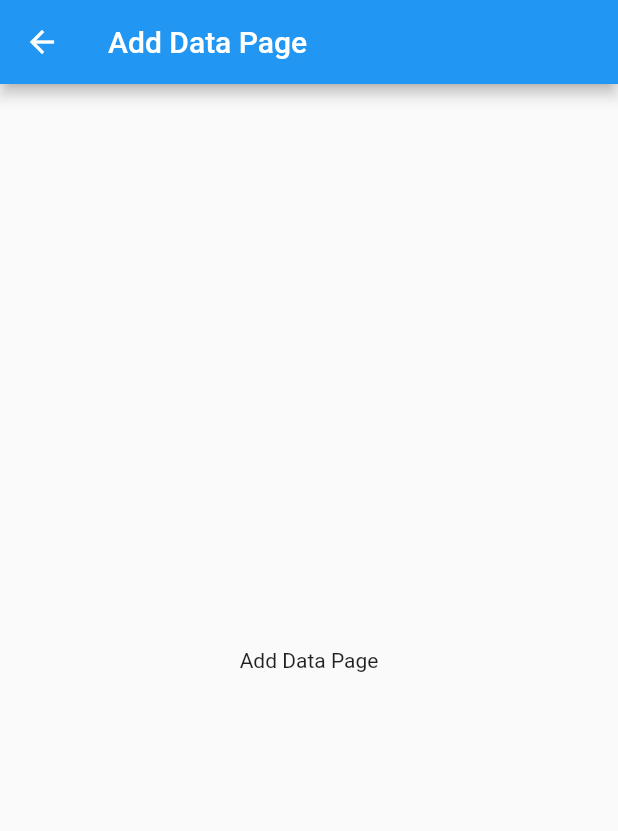
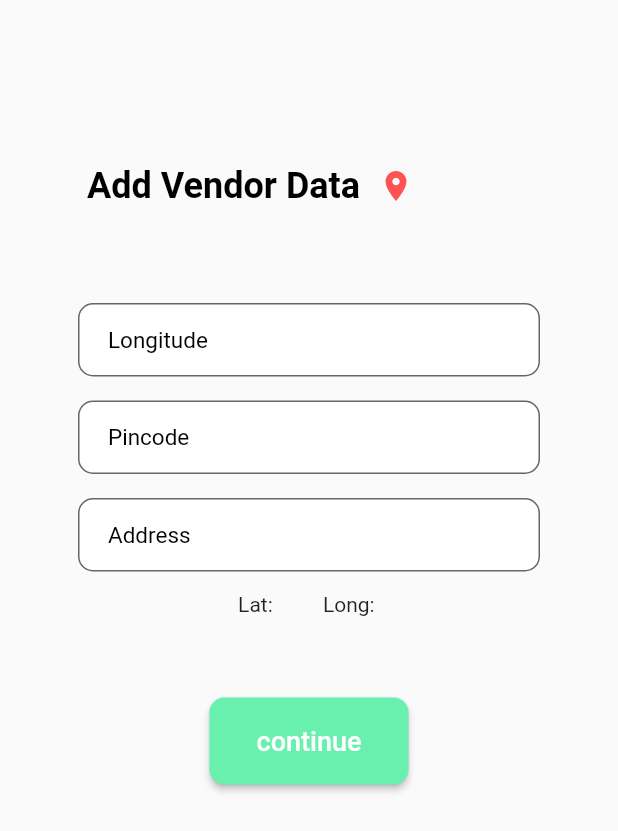
Before and after one commit to sayannath/zero_vendor, a Flutter app: the AddDataPage screen opened directly, on a phone screen of 412 x 824 dp. Shown: the top 831 px of the screen. Run offline on Flutter 3.47's test engine with Material 2 defaults, Android fonts, the phone set to English and light mode, and no system bars; our stand-ins replace geolocator, shared_preferences; accounts and stored records are empty.

Commit message:
geolocation added

```diff
--- a/lib/main.dart
+++ b/lib/main.dart
@@ -1,4 +1,5 @@
 import 'package:flutter/material.dart';
+import 'package:zero_vendor/view/addDataPage.dart';
 import 'package:zero_vendor/view/loginPage.dart';
 import 'package:zero_vendor/view/splashScreen.dart';
 
@@ -9,7 +10,8 @@ class MyApp extends StatelessWidget {
   Widget build(BuildContext context) {
     return MaterialApp(
       debugShowCheckedModeBanner: false,
-      home: SplashScreen(),
+      home: LoginPage(),
+      // home: AddDataPage(),
     );
   }
 }
--- a/lib/services/baseService.dart
+++ b/lib/services/baseService.dart
@@ -1,7 +1,7 @@
 import 'package:http/http.dart' as http;
 
 class BaseService {
-  static const AUTH_URI = "http://127.0.0.1:2000/api/signin";
+  static const AUTH_URI = "http://ec2-3-83-125-93.compute-1.amazonaws.com/api/signin";
 
   static final Map<String, String> headers = {
     "Content-Type": "application/json"
--- a/lib/view/addDataPage.dart
+++ b/lib/view/addDataPage.dart
@@ -1,19 +1,164 @@
 import 'package:flutter/cupertino.dart';
 import 'package:flutter/material.dart';
+import 'package:zero_vendor/common/ui_constants.dart';
+import 'package:geolocator/geolocator.dart';
+import 'package:zero_vendor/view/homePage.dart';
 
 class AddDataPage extends StatefulWidget {
   @override
   _AddDataPageState createState() => _AddDataPageState();
 }
 
+printdemo() {
+  print('hello ji');
+}
+
 class _AddDataPageState extends State<AddDataPage> {
+  final formkey = new GlobalKey<FormState>();
+  final scaffkey = new GlobalKey<ScaffoldState>();
+  String lat = '';
+  String long = '';
+  String address = '';
+  String pincode = '';
+  String phone = '';
+  getLoc() {
+    final Geolocator geolocator = Geolocator()..forceAndroidLocationManager;
+    geolocator
+        .getCurrentPosition(desiredAccuracy: LocationAccuracy.best)
+        .then((value) {
+      setState(() {
+        lat = value.latitude.toString();
+        long = value.longitude.toString();
+        print(lat);
+      });
+    }).catchError((e) {
+      print(e);
+    });
+  }
+
   @override
   Widget build(BuildContext context) {
     return Scaffold(
-      appBar: AppBar(
-        title: Text('Add Data Page')
+      body: SafeArea(
+        child: Container(
+          height: UIConstants.fitToHeight(640, context),
+          width: UIConstants.fitToWidth(360, context),
+          child: ListView(
+            children: [
+              Container(
+                padding: const EdgeInsets.only(left: 58.0, top: 100),
+                child: Row(
+                  mainAxisSize: MainAxisSize.min,
+                  children: [
+                    Text(
+                      'Add Vendor Data',
+                      style: TextStyle(
+                          color: Colors.black,
+                          fontSize: 24,
+                          fontWeight: FontWeight.bold),
+                    ),
+                    IconButton(
+                        icon: Icon(
+                          Icons.location_on,
+                          color: Colors.redAccent,
+                        ),
+                        onPressed: () => getLoc())
+                  ],
+                ),
+              ),
+              SizedBox(
+                height: 22,
+              ),
+              Container(
+                child: Padding(
+                    padding: const EdgeInsets.fromLTRB(52.0, 0.0, 52.0, 0.0),
+                    child: Form(
+                      key: formkey,
+                      child: Column(
+                        children: <Widget>[
+                          Container(
+                            height: 16.0,
+                          ),
+                          Container(
+                            height: 16.0,
+                          ),
+                          _input(phone, "Please enter Phone NO", "Phone No",
+                              'Longitude', (value) {
+                            long = value;
+                          }, TextInputType.text),
+                          Container(
+                            height: 16.0,
+                          ),
+                          _input(pincode, "Please enter Pincode", "Pincode",
+                              'Pincode', (value) {
+                            pincode = value;
+                          }, TextInputType.number),
+                          Container(
+                            height: 16.0,
+                          ),
+                          _input(address, "Please enter Address", "Address",
+                              'Address', (value) {
+                            address = value;
+                          }, TextInputType.text),
+                          Container(
+                            height: 14.0,
+                          ),
+                          Row(
+                            mainAxisSize: MainAxisSize.min,
+                            children: [
+                              Text('Lat: '+lat),
+                              SizedBox(width: 30,),
+                              Text('Long: '+long),
+                            ],
+                          ),
+                          Container(
+                            height: 54.0,
+                          ),
+                          Container(
+                            height: UIConstants.fitToHeight(45, context),
+                            width: UIConstants.fitToWidth(116, context),
+                            child: RaisedButton(
+                              color: Colors.greenAccent,
+                              shape: RoundedRectangleBorder(
+                                borderRadius: BorderRadius.circular(10.0),
+                              ),
+                              onPressed:()=> Navigator.push(context, MaterialPageRoute(builder: (context)=>HomePage())),
+                              child: Text(
+                                'continue',
+                                style: TextStyle(
+                                    color: Colors.white, fontSize: 18.0),
+                              ),
+                            ),
+                          ),
+                        ],
+                      ),
+                    )),
+              )
+            ],
+          ),
+        ),
       ),
-      body: Center(child: Text('Add Data Page'),),
     );
   }
 }
+
+Widget _input(String va, String validation, String label, String hint, save,
+    TextInputType keyb) {
+  return new TextFormField(
+    decoration: InputDecoration(
+      filled: true,
+      fillColor: Colors.white,
+      hintText: hint,
+      hintStyle: TextStyle(fontSize: 15.0, color: Colors.black),
+      //labelText: label,
+      contentPadding: EdgeInsets.fromLTRB(20.0, 10.0, 20.0, 20.0),
+      border: OutlineInputBorder(
+          borderSide: BorderSide(color: Colors.black),
+          borderRadius: BorderRadius.circular(10.0)),
+    ),
+    validator: (value) => value.isEmpty ? validation : null,
+    onSaved: save,
+    initialValue: va,
+    keyboardType: keyb,
+  );
+}
--- a/lib/view/loginPage.dart
+++ b/lib/view/loginPage.dart
@@ -38,7 +38,7 @@ class _LoginPageState extends State<LoginPage> {
 
       if (authenticated) {
         var user = await AuthService.getSavedAuth();
-        if (user['role'] == '1') {
+        if (user['role'] == '0') {
           Navigator.of(context).pushAndRemoveUntil(
               MaterialPageRoute(builder: (BuildContext context) {
             return HomePage();
--- a/pubspec.yaml
+++ b/pubspec.yaml
@@ -14,6 +14,7 @@ dependencies:
   cupertino_icons: ^0.1.3
   http: ^0.12.2
   shared_preferences: ^0.5.8
+  geolocator: ^5.3.2+2
 
 dev_dependencies:
   flutter_test:
```
Also changed, not shown: pubspec.lock.
